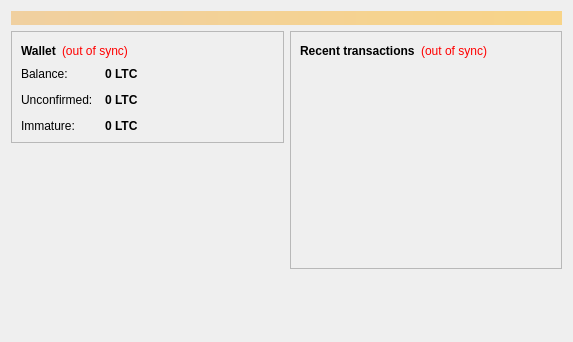
This is src/qt/forms/overviewpage.ui in jdogewow/LIRA as Qt 5 draws it before an edit. The edited form follows.
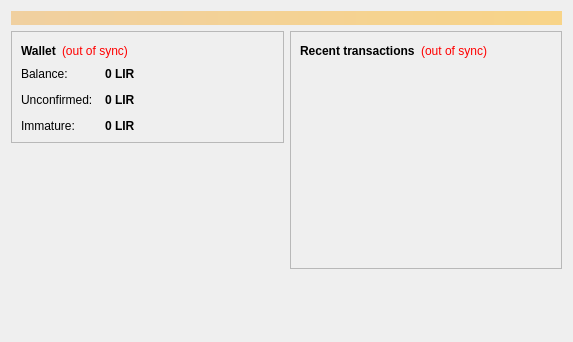
This is the edited form.

The edit to the form file:
```diff
--- a/src/qt/forms/overviewpage.ui
+++ b/src/qt/forms/overviewpage.ui
@@ -122,7 +122,7 @@
                <string>Your current balance</string>
               </property>
               <property name="text">
-               <string notr="true">0 LTC</string>
+               <string notr="true">0 LIR</string>
               </property>
               <property name="textInteractionFlags">
                <set>Qt::LinksAccessibleByMouse|Qt::TextSelectableByKeyboard|Qt::TextSelectableByMouse</set>
@@ -151,7 +151,7 @@
                <string>Total of transactions that have yet to be confirmed, and do not yet count toward the current balance</string>
               </property>
               <property name="text">
-               <string notr="true">0 LTC</string>
+               <string notr="true">0 LIR</string>
               </property>
               <property name="textInteractionFlags">
                <set>Qt::LinksAccessibleByMouse|Qt::TextSelectableByKeyboard|Qt::TextSelectableByMouse</set>
@@ -177,7 +177,7 @@
                <string>Mined balance that has not yet matured</string>
               </property>
               <property name="text">
-               <string notr="true">0 LTC</string>
+               <string notr="true">0 LIR</string>
               </property>
               <property name="textInteractionFlags">
                <set>Qt::LinksAccessibleByMouse|Qt::TextSelectableByKeyboard|Qt::TextSelectableByMouse</set>
```
Left out of the diff: 4 changed lines with no effect on the pictures.
